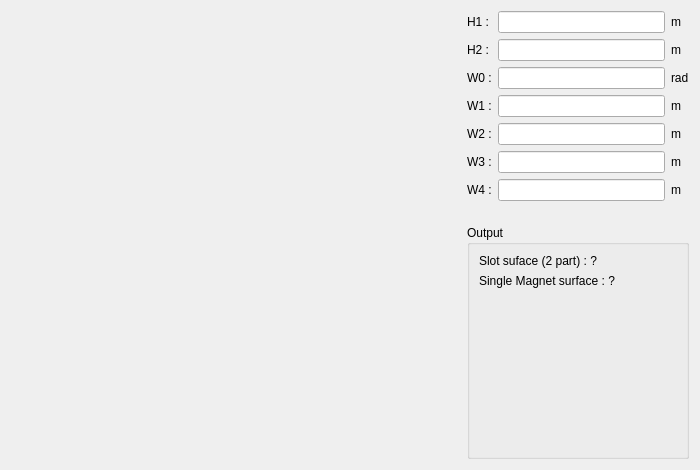
Above: pyleecan/GUI/Dialog/DMachineSetup/SMHoleMag/PHoleM57/PHoleM57.ui from Eomys/pyleecan before the change. Below: the same form after it.
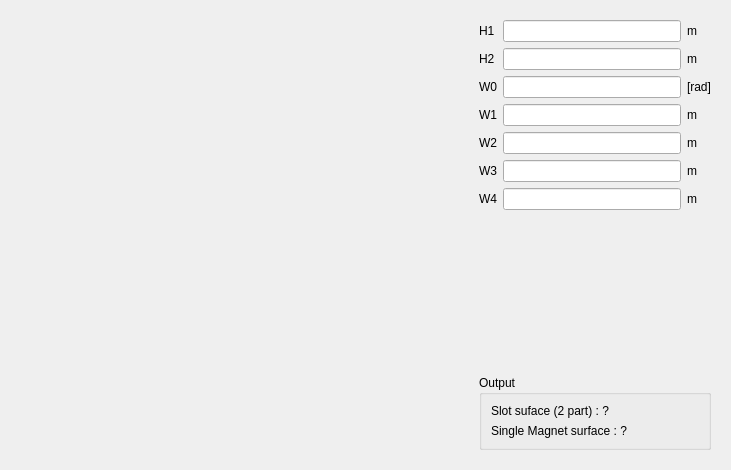
That is the form after the change. Icons and pictures are not drawn. Custom widgets are drawn as their Qt base class.

Commit message: [CO] Improving Hole GUI

Diff of the .ui file:
```diff
--- a/pyleecan/GUI/Dialog/DMachineSetup/SMHoleMag/PHoleM57/PHoleM57.ui
+++ b/pyleecan/GUI/Dialog/DMachineSetup/SMHoleMag/PHoleM57/PHoleM57.ui
@@ -6,14 +6,14 @@
    <rect>
     <x>0</x>
     <y>0</y>
-    <width>700</width>
+    <width>731</width>
     <height>470</height>
    </rect>
   </property>
   <property name="minimumSize">
    <size>
-    <width>700</width>
-    <height>470</height>
+    <width>0</width>
+    <height>0</height>
    </size>
   </property>
   <property name="maximumSize">
@@ -27,25 +27,23 @@
   </property>
   <layout class="QHBoxLayout" name="horizontalLayout">
    <item>
-    <layout class="QVBoxLayout" name="verticalLayout_3">
-     <item>
       <widget class="QLabel" name="img_slot">
        <property name="sizePolicy">
-        <sizepolicy hsizetype="Expanding" vsizetype="Expanding">
+      <sizepolicy hsizetype="Preferred" vsizetype="Preferred">
          <horstretch>0</horstretch>
          <verstretch>0</verstretch>
         </sizepolicy>
        </property>
        <property name="minimumSize">
         <size>
-         <width>450</width>
-         <height>120</height>
+       <width>0</width>
+       <height>0</height>
         </size>
        </property>
        <property name="maximumSize">
         <size>
-         <width>450</width>
-         <height>120</height>
+       <width>16777215</width>
+       <height>16777215</height>
         </size>
        </property>
        <property name="text">
@@ -60,21 +58,19 @@
       </widget>
      </item>
      <item>
-      <spacer name="verticalSpacer">
-       <property name="orientation">
-        <enum>Qt::Vertical</enum>
-       </property>
-       <property name="sizeHint" stdset="0">
+    <widget class="QWidget" name="widget" native="true">
+     <property name="minimumSize">
+      <size>
+       <width>250</width>
+       <height>0</height>
+      </size>
+     </property>
+     <property name="maximumSize">
         <size>
-         <width>20</width>
-         <height>40</height>
-        </size>
-       </property>
-      </spacer>
-     </item>
-    </layout>
-   </item>
-   <item>
+       <width>250</width>
+       <height>16777215</height>
+      </size>
+     </property>
     <layout class="QVBoxLayout" name="verticalLayout_2">
      <item>
       <layout class="QGridLayout" name="gridLayout">
@@ -87,7 +83,7 @@
        <item row="3" column="0">
         <widget class="QLabel" name="in_W1">
          <property name="text">
-          <string>W1 :</string>
+           <string>W1</string>
          </property>
         </widget>
        </item>
@@ -114,7 +110,7 @@
        <item row="5" column="0">
         <widget class="QLabel" name="in_W3">
          <property name="text">
-          <string>W3 :</string>
+           <string>W3</string>
          </property>
         </widget>
        </item>
@@ -135,28 +131,28 @@
        <item row="2" column="2">
         <widget class="QLabel" name="unit_W0">
          <property name="text">
-          <string>rad</string>
+           <string>[rad]</string>
          </property>
         </widget>
        </item>
        <item row="4" column="0">
         <widget class="QLabel" name="in_W2">
          <property name="text">
-          <string>W2 :</string>
+           <string>W2</string>
          </property>
         </widget>
        </item>
        <item row="2" column="0">
         <widget class="QLabel" name="in_W0">
          <property name="text">
-          <string>W0 :</string>
+           <string>W0</string>
          </property>
         </widget>
        </item>
        <item row="6" column="0">
         <widget class="QLabel" name="in_W4">
          <property name="text">
-          <string>W4 :</string>
+           <string>W4</string>
          </property>
         </widget>
        </item>
@@ -170,7 +166,7 @@
        <item row="1" column="0">
         <widget class="QLabel" name="in_H2">
          <property name="text">
-          <string>H2 :</string>
+           <string>H2</string>
          </property>
         </widget>
        </item>
@@ -180,7 +176,7 @@
        <item row="0" column="0">
         <widget class="QLabel" name="in_H1">
          <property name="text">
-          <string>H1 :</string>
+           <string>H1</string>
          </property>
         </widget>
        </item>
@@ -233,6 +229,19 @@
        </property>
       </widget>
      </item>
+      <item>
+       <spacer name="verticalSpacer_2">
+        <property name="orientation">
+         <enum>Qt::Vertical</enum>
+        </property>
+        <property name="sizeHint" stdset="0">
+         <size>
+          <width>20</width>
+          <height>40</height>
+         </size>
+        </property>
+       </spacer>
+      </item>
      <item>
       <widget class="QGroupBox" name="g_output">
        <property name="minimumSize">
@@ -259,23 +268,11 @@
           </property>
          </widget>
         </item>
-        <item>
-         <spacer name="verticalSpacer_2">
-          <property name="orientation">
-           <enum>Qt::Vertical</enum>
-          </property>
-          <property name="sizeHint" stdset="0">
-           <size>
-            <width>20</width>
-            <height>40</height>
-           </size>
-          </property>
-         </spacer>
-        </item>
        </layout>
       </widget>
      </item>
     </layout>
+    </widget>
    </item>
   </layout>
  </widget>
```
Left out of the diff: 6 changed lines with no effect on the pictures. Lines whose indentation alone changed are shown as unchanged. The commit also changes 54 other files.
